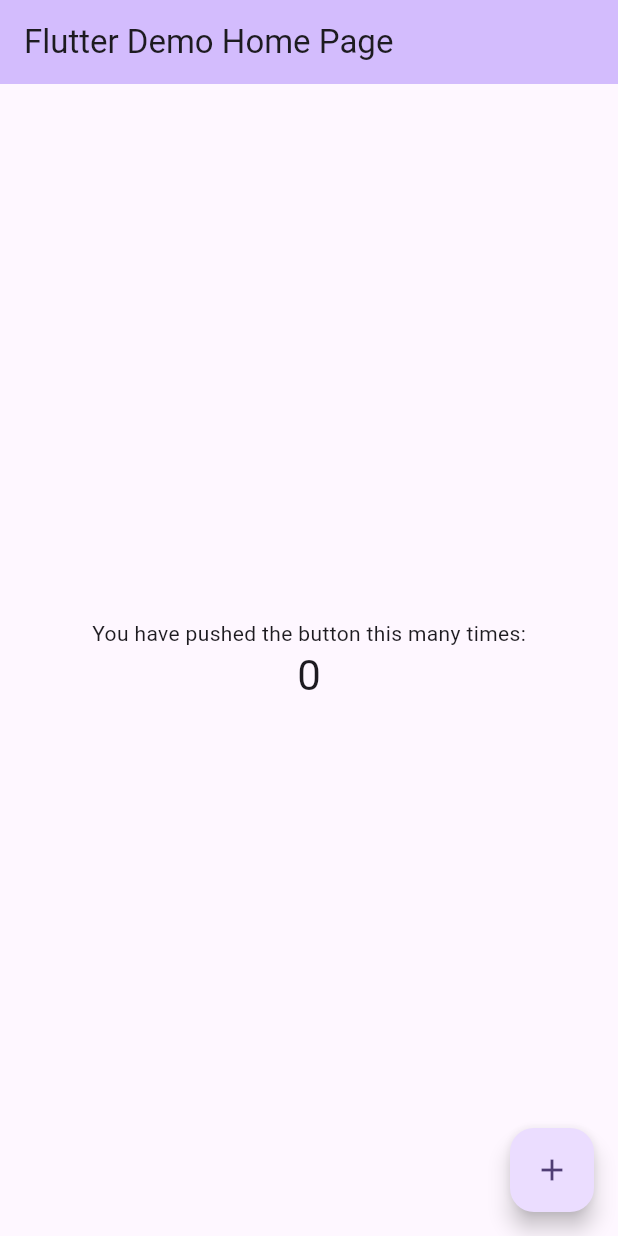
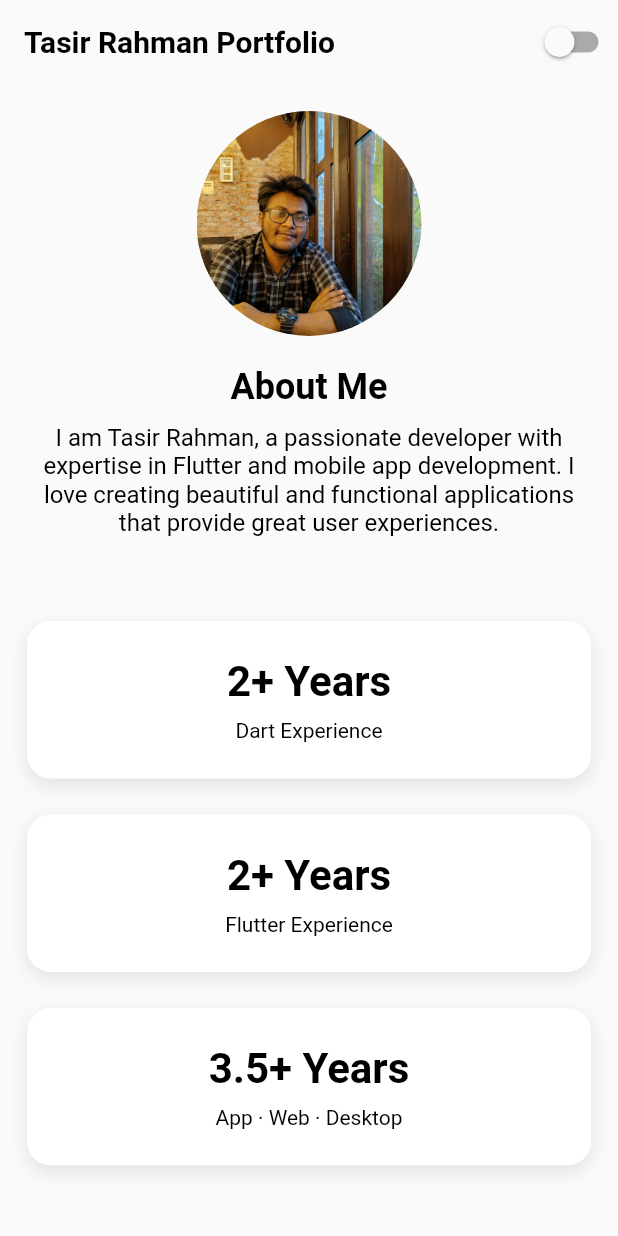
Before and after one commit to hellotasir/tasirrahman_portfolio, a Flutter app: the screen it shows after launch, on a phone screen of 412 x 824 dp. Run offline on Flutter 3.47's test engine with Material 3 defaults, Android fonts, the light colour scheme and no system bars.

Commit message:
portfolio basic information development

```diff
--- /dev/null
+++ b/devtools_options.yaml
@@ -0,0 +1,3 @@
+description: This file stores settings for Dart & Flutter DevTools.
+documentation: https://docs.flutter.dev/tools/devtools/extensions#configure-extension-enablement-states
+extensions:
--- a/lib/main.dart
+++ b/lib/main.dart
@@ -1,122 +1,21 @@
 import 'package:flutter/material.dart';
+import 'package:tasirrahman_portfolio/utils/site_info.dart';
+import 'package:tasirrahman_portfolio/view/pages/home_page.dart';
 
 void main() {
-  runApp(const MyApp());
+  runApp(MaterialApp(title: SiteInfo.title, home: MyApp()));
 }
 
-class MyApp extends StatelessWidget {
+class MyApp extends StatefulWidget {
   const MyApp({super.key});
 
-  // This widget is the root of your application.
+  @override
+  State<MyApp> createState() => _MyAppState();
+}
+
+class _MyAppState extends State<MyApp> {
   @override
   Widget build(BuildContext context) {
-    return MaterialApp(
-      title: 'Flutter Demo',
-      theme: ThemeData(
-        // This is the theme of your application.
-        //
-        // TRY THIS: Try running your application with "flutter run". You'll see
-        // the application has a purple toolbar. Then, without quitting the app,
-        // try changing the seedColor in the colorScheme below to Colors.green
-        // and then invoke "hot reload" (save your changes or press the "hot
-        // reload" button in a Flutter-supported IDE, or press "r" if you used
-        // the command line to start the app).
-        //
-        // Notice that the counter didn't reset back to zero; the application
-        // state is not lost during the reload. To reset the state, use hot
-        // restart instead.
-        //
-        // This works for code too, not just values: Most code changes can be
-        // tested with just a hot reload.
-        colorScheme: .fromSeed(seedColor: Colors.deepPurple),
-      ),
-      home: const MyHomePage(title: 'Flutter Demo Home Page'),
-    );
+    return HomePage();
   }
 }
-
-class MyHomePage extends StatefulWidget {
-  const MyHomePage({super.key, required this.title});
-
-  // This widget is the home page of your application. It is stateful, meaning
-  // that it has a State object (defined below) that contains fields that affect
-  // how it looks.
-
-  // This class is the configuration for the state. It holds the values (in this
-  // case the title) provided by the parent (in this case the App widget) and
-  // used by the build method of the State. Fields in a Widget subclass are
-  // always marked "final".
-
-  final String title;
-
-  @override
-  State<MyHomePage> createState() => _MyHomePageState();
-}
-
-class _MyHomePageState extends State<MyHomePage> {
-  int _counter = 0;
-
-  void _incrementCounter() {
-    setState(() {
-      // This call to setState tells the Flutter framework that something has
-      // changed in this State, which causes it to rerun the build method below
-      // so that the display can reflect the updated values. If we changed
-      // _counter without calling setState(), then the build method would not be
-      // called again, and so nothing would appear to happen.
-      _counter++;
-    });
-  }
-
-  @override
-  Widget build(BuildContext context) {
-    // This method is rerun every time setState is called, for instance as done
-    // by the _incrementCounter method above.
-    //
-    // The Flutter framework has been optimized to make rerunning build methods
-    // fast, so that you can just rebuild anything that needs updating rather
-    // than having to individually change instances of widgets.
-    return Scaffold(
-      appBar: AppBar(
-        // TRY THIS: Try changing the color here to a specific color (to
-        // Colors.amber, perhaps?) and trigger a hot reload to see the AppBar
-        // change color while the other colors stay the same.
-        backgroundColor: Theme.of(context).colorScheme.inversePrimary,
-        // Here we take the value from the MyHomePage object that was created by
-        // the App.build method, and use it to set our appbar title.
-        title: Text(widget.title),
-      ),
-      body: Center(
-        // Center is a layout widget. It takes a single child and positions it
-        // in the middle of the parent.
-        child: Column(
-          // Column is also a layout widget. It takes a list of children and
-          // arranges them vertically. By default, it sizes itself to fit its
-          // children horizontally, and tries to be as tall as its parent.
-          //
-          // Column has various properties to control how it sizes itself and
-          // how it positions its children. Here we use mainAxisAlignment to
-          // center the children vertically; the main axis here is the vertical
-          // axis because Columns are vertical (the cross axis would be
-          // horizontal).
-          //
-          // TRY THIS: Invoke "debug painting" (choose the "Toggle Debug Paint"
-          // action in the IDE, or press "p" in the console), to see the
-          // wireframe for each widget.
-          mainAxisAlignment: .center,
-          children: [
-            const Text('You have pushed the button this many times:'),
-            Text(
-              '$_counter',
-              style: Theme.of(context).textTheme.headlineMedium,
-            ),
-          ],
-        ),
-      ),
-      floatingActionButton: FloatingActionButton(
-        onPressed: _incrementCounter,
-        tooltip: 'Increment',
-        child: const Icon(Icons.add),
-      ),
-    );
-  }
-}
--- /dev/null
+++ b/lib/models/skill_model.dart
@@ -0,0 +1,6 @@
+class Skill {
+  final String title;
+  final List<String> tools;
+
+  const Skill({required this.title, required this.tools});
+}
--- /dev/null
+++ b/lib/repositories/skill_repository.dart
@@ -0,0 +1,43 @@
+import 'package:tasirrahman_portfolio/models/skill_model.dart';
+
+abstract class SkillRepository {
+  List<Skill> getSkills();
+}
+
+class LocalSkillRepository implements SkillRepository {
+  @override
+  List<Skill> getSkills() {
+    return const [
+      Skill(title: 'Dart, Pub Packages, and Flutter SDK', tools: []),
+      Skill(title: 'Widgets, Animations, and Accessibility', tools: []),
+      Skill(
+        title: 'Management and Version Control',
+        tools: [
+          'Git, GitHub, Jira, Confluence, Trello, Agile (Scrum & Kanban), Google Docs, Google Sheets, Notion, and CI/CD (Github Actions)',
+        ],
+      ),
+      Skill(
+        title: 'Local Storage, Cookies, Cache, and PaaS',
+        tools: [
+          'Firebase, Supabase, mongoDB, Shared Preferences, Hive, SQflite',
+        ],
+      ),
+      Skill(
+        title: 'Mobile Architecture & State Management',
+        tools: ['MVVM, MVC, Provider, InheritedWidget, GetX, Bloc'],
+      ),
+      Skill(
+        title: 'Performance, Security, and Testing',
+        tools: [
+          'Data Structures, Algorithms, Unit Testing, Widget Testing, Integration Testing',
+        ],
+      ),
+
+      Skill(
+        title: 'API and SDK Integration',
+        tools: ['RESTful APIs, GraphQL, Firebase SDK, and Payment Gateways'],
+      ),
+      Skill(title: 'Deployment', tools: ['Firebase Hosting, Vercel, Netlify']),
+    ];
+  }
+}
--- /dev/null
+++ b/lib/services/skill_services.dart
@@ -0,0 +1,12 @@
+import 'package:tasirrahman_portfolio/models/skill_model.dart';
+import 'package:tasirrahman_portfolio/repositories/skill_repository.dart';
+
+class SkillService {
+  final SkillRepository repository;
+
+  const SkillService(this.repository);
+
+  List<Skill> fetchSkills() {
+    return repository.getSkills();
+  }
+}
--- /dev/null
+++ b/lib/utils/app_themes.dart
@@ -0,0 +1,53 @@
+import 'package:flutter/material.dart';
+
+class AppThemes {
+  static final lightTheme = ThemeData(
+    brightness: Brightness.light,
+    useMaterial3: false,
+    textTheme: const TextTheme(
+      bodyLarge: TextStyle(color: Colors.black),
+      bodyMedium: TextStyle(color: Colors.black),
+      bodySmall: TextStyle(color: Colors.black),
+    ),
+    iconTheme: const IconThemeData(color: Colors.black),
+    buttonTheme: const ButtonThemeData(
+      buttonColor: Colors.blue,
+      textTheme: ButtonTextTheme.normal,
+    ),
+    appBarTheme: const AppBarTheme(
+      iconTheme: IconThemeData(color: Colors.black),
+      titleTextStyle: TextStyle(
+        color: Colors.black,
+        fontSize: 20,
+        fontWeight: FontWeight.w700,
+      ),
+      backgroundColor: Colors.transparent,
+      elevation: 0,
+    ),
+  );
+
+  static final ThemeData darkTheme = ThemeData(
+    brightness: Brightness.dark,
+    useMaterial3: false,
+    textTheme: const TextTheme(
+      bodyLarge: TextStyle(color: Colors.white),
+      bodyMedium: TextStyle(color: Colors.white),
+      bodySmall: TextStyle(color: Colors.white),
+    ),
+    iconTheme: const IconThemeData(color: Colors.white),
+    buttonTheme: const ButtonThemeData(
+      buttonColor: Colors.blue,
+      textTheme: ButtonTextTheme.normal,
+    ),
+    appBarTheme: const AppBarTheme(
+      iconTheme: IconThemeData(color: Colors.white),
+      titleTextStyle: TextStyle(
+        color: Colors.white,
+        fontSize: 20,
+        fontWeight: FontWeight.w700,
+      ),
+      backgroundColor: Colors.transparent,
+      elevation: 0,
+    ),
+  );
+}
--- /dev/null
+++ b/lib/utils/site_info.dart
@@ -0,0 +1,5 @@
+class SiteInfo {
+  static String get title => "Tasir Rahman - Portfolio";
+  static String get description =>
+      "Welcome to the portfolio of Tasir Rahman, a passionate flutter developer.";
+}
--- /dev/null
+++ b/lib/utils/theme_controller.dart
@@ -0,0 +1,14 @@
+import 'package:flutter/material.dart';
+
+class ThemeController extends ChangeNotifier {
+  ThemeMode _mode = ThemeMode.light;
+
+  ThemeMode get mode => _mode;
+
+  bool get isDark => _mode == ThemeMode.dark;
+
+  void toggle(bool value) {
+    _mode = value ? ThemeMode.dark : ThemeMode.light;
+    notifyListeners();
+  }
+}
--- /dev/null
+++ b/lib/view/pages/home_page.dart
@@ -0,0 +1,42 @@
+import 'package:flutter/material.dart';
+import 'package:tasirrahman_portfolio/repositories/skill_repository.dart';
+import 'package:tasirrahman_portfolio/services/skill_services.dart';
+import 'package:tasirrahman_portfolio/view/widgets/about_me.dart';
+import 'package:tasirrahman_portfolio/view/widgets/app_bar.dart';
+import 'package:tasirrahman_portfolio/view/widgets/footer.dart';
+import 'package:tasirrahman_portfolio/view/widgets/material_widget.dart';
+import 'package:tasirrahman_portfolio/view/widgets/skill_widget.dart';
+import 'package:tasirrahman_portfolio/view/widgets/statistic_data.dart';
+
+class HomePage extends StatefulWidget {
+  const HomePage({super.key});
+
+  @override
+  State<HomePage> createState() => _HomePageState();
+}
+
+class _HomePageState extends State<HomePage> {
+  @override
+  Widget build(BuildContext context) {
+    return MaterialWidget(
+      child: Scaffold(
+        appBar: AppBarWidget(),
+        body: SingleChildScrollView(
+          child: Column(
+            crossAxisAlignment: CrossAxisAlignment.start,
+            mainAxisAlignment: MainAxisAlignment.start,
+            children: [
+              AboutMe(),
+              SizedBox(height: 20),
+              StatisticData(),
+              SizedBox(height: 20),
+              SkillsWidget(service: SkillService(LocalSkillRepository())),
+              SizedBox(height: 20),
+              FooterWidget(),
+            ],
+          ),
+        ),
+      ),
+    );
+  }
+}
--- /dev/null
+++ b/lib/view/widgets/about_me.dart
@@ -0,0 +1,50 @@
+import 'package:flutter/material.dart';
+
+class AboutMe extends StatelessWidget {
+  const AboutMe({super.key});
+
+  @override
+  Widget build(BuildContext context) {
+    final width = MediaQuery.of(context).size.width;
+    final isWide = width >= 600;
+
+    return Padding(
+      padding: const EdgeInsets.all(18.0),
+      child: Align(
+        alignment: Alignment.center,
+        child: ConstrainedBox(
+          constraints: const BoxConstraints(maxWidth: 600),
+          child: Column(
+            crossAxisAlignment: CrossAxisAlignment.center,
+            children: [
+              ClipRRect(
+                borderRadius: BorderRadius.circular(175),
+                child: Image.asset(
+                  'lib/assets/tasir_profile.jpeg',
+                  fit: BoxFit.cover,
+                  width: isWide ? 350 : 150,
+                  height: isWide ? 350 : 150,
+                ),
+              ),
+              const SizedBox(height: 20),
+              Text(
+                'About Me',
+                textAlign: TextAlign.center,
+                style: const TextStyle(
+                  fontSize: 24,
+                  fontWeight: FontWeight.bold,
+                ),
+              ),
+              const SizedBox(height: 10),
+              Text(
+                'I am Tasir Rahman, a passionate developer with expertise in Flutter and mobile app development. I love creating beautiful and functional applications that provide great user experiences.',
+                textAlign: TextAlign.center,
+                style: const TextStyle(fontSize: 16),
+              ),
+            ],
+          ),
+        ),
+      ),
+    );
+  }
+}
--- /dev/null
+++ b/lib/view/widgets/app_bar.dart
@@ -0,0 +1,22 @@
+import 'package:flutter/material.dart';
+import 'package:tasirrahman_portfolio/view/widgets/buttons/theme_switch.dart';
+
+class AppBarWidget extends StatelessWidget implements PreferredSizeWidget {
+  const AppBarWidget({super.key});
+
+  @override
+  Size get preferredSize => const Size.fromHeight(kToolbarHeight);
+
+  @override
+  Widget build(BuildContext context) {
+    return AppBar(
+      title: const Text(
+        'Tasir Rahman Portfolio',
+        style: TextStyle(fontWeight: FontWeight.w700),
+      ),
+      backgroundColor: Colors.transparent,
+      elevation: 0,
+      actions: [ThemeSwitch()],
+    );
+  }
+}
--- /dev/null
+++ b/lib/view/widgets/buttons/theme_switch.dart
@@ -0,0 +1,14 @@
+import 'package:flutter/material.dart';
+import 'package:provider/provider.dart';
+import 'package:tasirrahman_portfolio/utils/theme_controller.dart';
+
+class ThemeSwitch extends StatelessWidget {
+  const ThemeSwitch({super.key});
+
+  @override
+  Widget build(BuildContext context) {
+    final controller = context.watch<ThemeController>();
+
+    return Switch(value: controller.isDark, onChanged: controller.toggle);
+  }
+}
--- /dev/null
+++ b/lib/view/widgets/footer.dart
@@ -0,0 +1,13 @@
+import 'package:flutter/material.dart';
+
+class FooterWidget extends StatelessWidget {
+  FooterWidget({super.key});
+  final year = DateTime.now().year;
+  @override
+  Widget build(BuildContext context) {
+    return Padding(
+      padding: const EdgeInsets.all(16.0),
+      child: Center(child: Text('© $year Tasir Rahman. All rights reserved.')),
+    );
+  }
+}
--- /dev/null
+++ b/lib/view/widgets/material_widget.dart
@@ -0,0 +1,28 @@
+import 'package:flutter/material.dart';
+import 'package:provider/provider.dart';
+import 'package:tasirrahman_portfolio/utils/app_themes.dart';
+import 'package:tasirrahman_portfolio/utils/site_info.dart';
+import 'package:tasirrahman_portfolio/utils/theme_controller.dart';
+
+class MaterialWidget extends StatelessWidget {
+  final Widget child;
+  const MaterialWidget({super.key, required this.child});
+
+  @override
+  Widget build(BuildContext context) {
+    return ChangeNotifierProvider(
+      create: (_) => ThemeController(),
+      child: Consumer<ThemeController>(
+        builder: (context, theme, _) {
+          return MaterialApp(
+            title: SiteInfo.title,
+            themeMode: theme.mode,
+            theme: AppThemes.lightTheme,
+            darkTheme: AppThemes.darkTheme,
+            home: child,
+          );
+        },
+      ),
+    );
+  }
+}
--- /dev/null
+++ b/lib/view/widgets/skill_widget.dart
@@ -0,0 +1,102 @@
+import 'package:flutter/material.dart';
+import 'package:tasirrahman_portfolio/models/skill_model.dart';
+import 'package:tasirrahman_portfolio/services/skill_services.dart';
+
+class SkillsWidget extends StatelessWidget {
+  final SkillService service;
+
+  const SkillsWidget({super.key, required this.service});
+
+  @override
+  Widget build(BuildContext context) {
+    final skills = service.fetchSkills();
+    final width = MediaQuery.of(context).size.width;
+    final isWide = width >= 600;
+
+    return Padding(
+      padding: const EdgeInsets.all(18.0),
+      child: Align(
+        alignment: Alignment.center,
+        child: ConstrainedBox(
+          constraints: const BoxConstraints(maxWidth: 1100),
+          child: Column(
+            crossAxisAlignment: CrossAxisAlignment.center,
+            children: [
+              Text(
+                'My Skills',
+                textAlign: TextAlign.center,
+                style: const TextStyle(
+                  fontSize: 24,
+                  fontWeight: FontWeight.bold,
+                ),
+              ),
+              const SizedBox(height: 24),
+              Wrap(
+                spacing: 16,
+                runSpacing: 16,
+                alignment: isWide ? WrapAlignment.center : WrapAlignment.start,
+                children: skills
+                    .map((skill) => _SkillCard(skill: skill, isWide: isWide))
+                    .toList(),
+              ),
+            ],
+          ),
+        ),
+      ),
+    );
+  }
+}
+
+class _SkillCard extends StatelessWidget {
+  final Skill skill;
+  final bool isWide;
+
+  const _SkillCard({required this.skill, required this.isWide});
+
+  @override
+  Widget build(BuildContext context) {
+    return Container(
+      height: 160,
+      width: isWide ? 260 : double.infinity,
+      padding: const EdgeInsets.all(16),
+      decoration: BoxDecoration(
+        borderRadius: BorderRadius.circular(16),
+        color: Theme.of(context).colorScheme.surface,
+        boxShadow: [
+          BoxShadow(
+            blurRadius: 10,
+            offset: const Offset(0, 4),
+            color: Colors.black.withValues(alpha: 0.1),
+          ),
+        ],
+      ),
+      child: Column(
+        crossAxisAlignment: CrossAxisAlignment.start,
+        children: [
+          Text(
+            skill.title,
+            style: const TextStyle(fontSize: 16, fontWeight: FontWeight.bold),
+          ),
+          if (skill.tools.isNotEmpty) ...[
+            const SizedBox(height: 12),
+            Wrap(
+              spacing: 8,
+              runSpacing: 8,
+              children: skill.tools
+                  .map(
+                    (tool) => Text(
+                      tool,
+                      style: TextStyle(
+                        fontSize: 12,
+                        color: Theme.of(context).colorScheme.primary,
+                      ),
+                    ),
+                  )
+                  .toList(),
+            ),
+          ],
+        ],
+      ),
+    );
+  }
+}
--- /dev/null
+++ b/lib/view/widgets/statistic_data.dart
@@ -0,0 +1,72 @@
+import 'package:flutter/material.dart';
+
+class StatisticData extends StatelessWidget {
+  const StatisticData({super.key});
+
+  @override
+  Widget build(BuildContext context) {
+    final width = MediaQuery.of(context).size.width;
+    final isWide = width >= 600;
+
+    return Padding(
+      padding: const EdgeInsets.all(18.0),
+      child: Align(
+        alignment: Alignment.center,
+        child: Wrap(
+          alignment: isWide ? WrapAlignment.center : WrapAlignment.start,
+          spacing: 24,
+          runSpacing: 24,
+          children: const [
+            _StatCard(title: 'Dart Experience', value: '2+ Years'),
+            _StatCard(title: 'Flutter Experience', value: '2+ Years'),
+            _StatCard(title: 'App · Web · Desktop', value: '3.5+ Years'),
+          ],
+        ),
+      ),
+    );
+  }
+}
+
+class _StatCard extends StatelessWidget {
+  final String title;
+  final String value;
+
+  const _StatCard({required this.title, required this.value});
+
+  @override
+  Widget build(BuildContext context) {
+    final width = MediaQuery.of(context).size.width;
+    final isWide = width >= 600;
+
+    return Container(
+      width: isWide ? 340 : double.infinity,
+      padding: const EdgeInsets.symmetric(vertical: 24, horizontal: 16),
+      decoration: BoxDecoration(
+        borderRadius: BorderRadius.circular(16),
+        color: Theme.of(context).colorScheme.surface,
+        boxShadow: [
+          BoxShadow(
+            blurRadius: 10,
+            offset: const Offset(0, 4),
+            color: Colors.black.withValues(alpha: 0.1),
+          ),
+        ],
+      ),
+      child: Column(
+        crossAxisAlignment: CrossAxisAlignment.center,
+        children: [
+          Text(
+            value,
+            style: const TextStyle(fontSize: 28, fontWeight: FontWeight.bold),
+          ),
+          const SizedBox(height: 8),
+          Text(
+            title,
+            textAlign: TextAlign.center,
+            style: const TextStyle(fontSize: 14),
+          ),
+        ],
+      ),
+    );
+  }
+}
```
Also changed, not shown: pubspec.yaml (+5 -4 lines), lib/assets/tasir_profile.jpeg (added), pubspec.lock, 1 other file.
